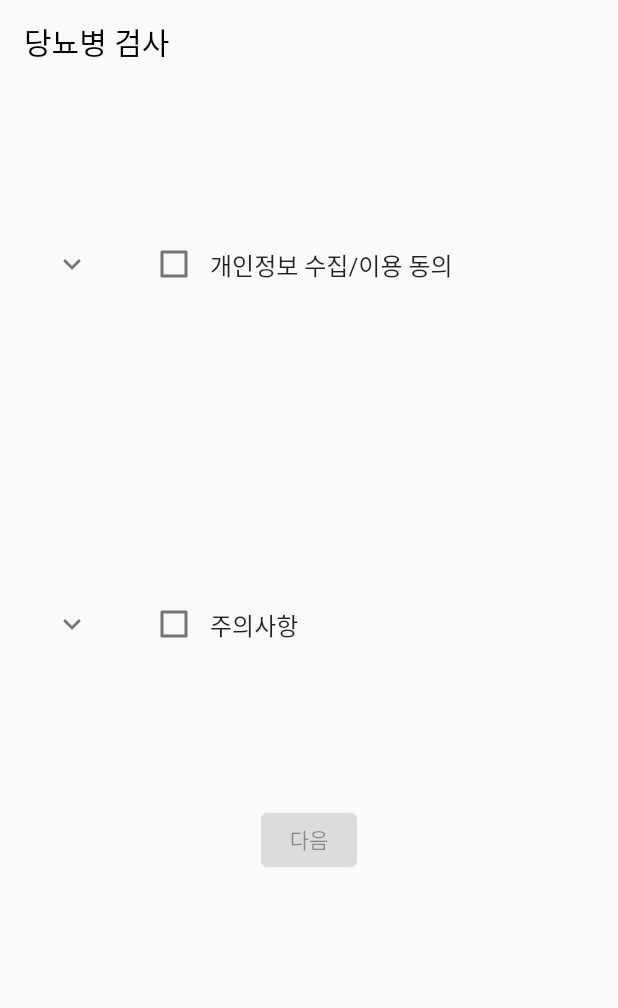
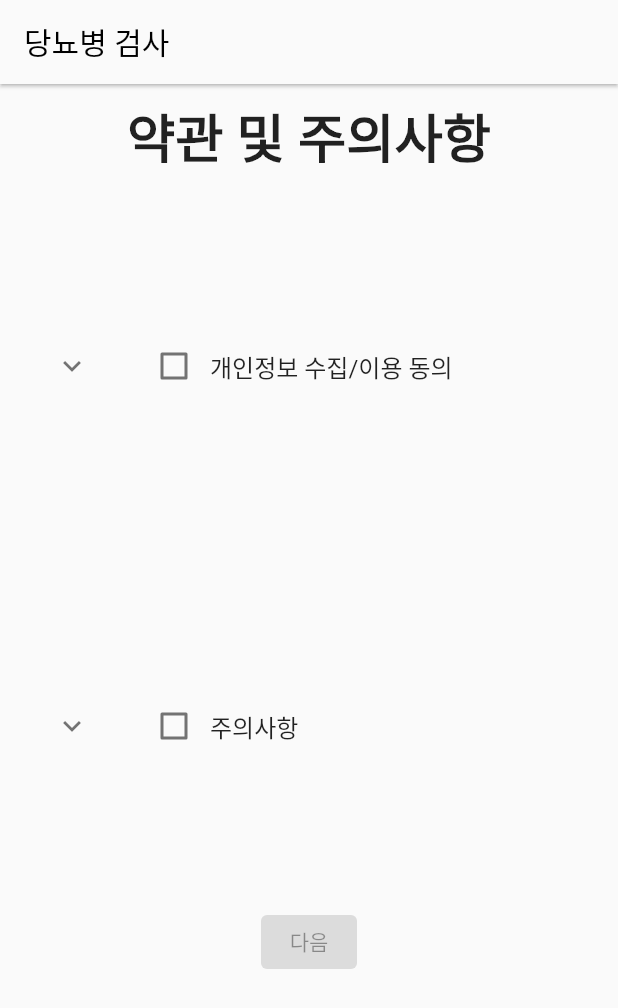
Before and after one commit to YHJeongg/Dr.Oh-R_Flutter, a Flutter app: the SurveyDiabetes screen opened directly, on a phone screen of 412 x 824 dp. Shown: the top 1008 px of the screen. Run offline on Flutter 3.47's test engine with Material 2 defaults, Android fonts, the phone set to English and light mode, and no system bars; our stand-ins replace cloud_firestore, firebase_core, get; accounts and stored records are empty.

Commit message:
당뇨병 설문 화면 디자인 수정

```diff
--- a/dr_oh_app/lib/components/diabetes_privacy.dart
+++ b/dr_oh_app/lib/components/diabetes_privacy.dart
@@ -1,7 +1,4 @@
-import 'package:flutter/cupertino.dart';
 import 'package:flutter/material.dart';
-import 'package:flutter/src/widgets/container.dart';
-import 'package:flutter/src/widgets/framework.dart';
 
 class DiaPrivacy extends StatefulWidget {
   final PageController pageCont;
@@ -17,7 +14,6 @@ class _DiaPrivacyState extends State<DiaPrivacy> {
 
   @override
   void initState() {
-    // TODO: implement initState
     super.initState();
     agreeterm = false;
     agreenotice = false;
@@ -27,9 +23,19 @@ class _DiaPrivacyState extends State<DiaPrivacy> {
   Widget build(BuildContext context) {
     return Column(
       children: [
+        const Padding(
+          padding: EdgeInsets.all(8.0),
+          child: Text(
+            '약관 및 주의사항',
+            style: TextStyle(
+              fontSize: 35,
+              fontWeight: FontWeight.bold,
+            ),
+          ),
+        ),
         Container(
           alignment: Alignment.center,
-          margin: EdgeInsets.fromLTRB(20, 20, 20, 20),
+          margin: const EdgeInsets.fromLTRB(20, 20, 20, 20),
           height: 200,
           // decoration: BoxDecoration(
           //     color: Colors.white,
@@ -98,7 +104,7 @@ class _DiaPrivacyState extends State<DiaPrivacy> {
         ),
         Container(
           alignment: Alignment.center,
-          margin: EdgeInsets.fromLTRB(20, 20, 20, 20),
+          margin: const EdgeInsets.fromLTRB(20, 20, 20, 20),
           height: 200,
           // decoration: BoxDecoration(
           //     color: Colors.white,
--- a/dr_oh_app/lib/components/survey_diabetes_widget.dart
+++ b/dr_oh_app/lib/components/survey_diabetes_widget.dart
@@ -28,7 +28,7 @@ class SurveyDiabetes extends StatelessWidget {
     return Scaffold(
       appBar: AppBar(
         title: Text(surveyName),
-        elevation: 0,
+        elevation: 1,
       ),
       body: _pages(),
     );
@@ -69,6 +69,16 @@ class SurveyDiabetes extends StatelessWidget {
         },
         child: Column(
           children: [
+            const Padding(
+              padding: EdgeInsets.all(20),
+              child: Text(
+                '문진표',
+                style: TextStyle(
+                  fontSize: 40,
+                  fontWeight: FontWeight.bold,
+                ),
+              ),
+            ),
             StreamBuilder<QuerySnapshot>(
               //firestore에서 데이터 가져오기
               stream: FirebaseFirestore.instance
@@ -86,7 +96,7 @@ class SurveyDiabetes extends StatelessWidget {
 
                 return SizedBox(
                   width: 500,
-                  height: 600,
+                  height: 500,
                   child: ListView(
                       controller: surveyCont,
                       scrollDirection: Axis.vertical,
```
Also changed, not shown: dr_oh_app/lib/components/diabetes_user_info.dart (+27 -5 lines), dr_oh_app/lib/components/diabets_answer_list.dart (+23 -12 lines).
